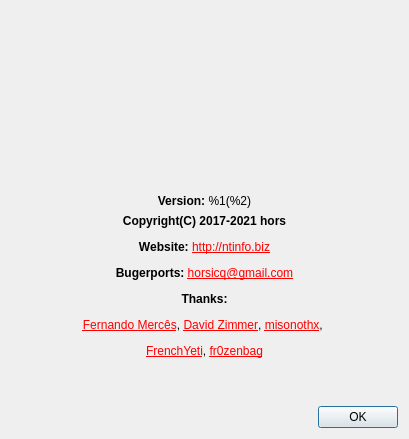
Old version of the form gui_source/dialogabout.ui in the repository horsicq/Nauz-File-Detector.
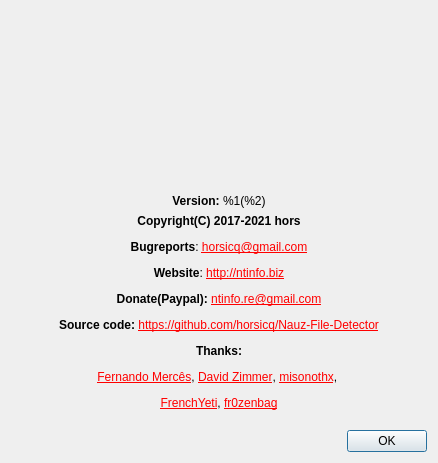
New version of the form. Icons and pictures are not drawn.

```diff
--- a/gui_source/dialogabout.ui
+++ b/gui_source/dialogabout.ui
@@ -9,8 +9,8 @@
    <rect>
     <x>0</x>
     <y>0</y>
-    <width>409</width>
-    <height>439</height>
+    <width>438</width>
+    <height>463</height>
    </rect>
   </property>
   <property name="windowTitle">
@@ -94,7 +94,7 @@
    <item>
     <widget class="QLabel" name="labelInfo">
      <property name="text">
-      <string>&lt;html&gt;&lt;head/&gt;&lt;body&gt;&lt;p align=&quot;center&quot;&gt;&lt;span style=&quot; font-weight:600;&quot;&gt;Copyright(C) 2017-2021 hors&lt;/span&gt;&lt;/p&gt;&lt;p align=&quot;center&quot;&gt;&lt;span style=&quot; font-weight:600;&quot;&gt;Website: &lt;/span&gt;&lt;a href=&quot;http://ntinfo.biz&quot;&gt;&lt;span style=&quot; text-decoration: underline; color:#ff0000;&quot;&gt;http://ntinfo.biz&lt;/span&gt;&lt;/a&gt;&lt;/p&gt;&lt;p align=&quot;center&quot;&gt;&lt;span style=&quot; font-weight:600;&quot;&gt;Bugerports: &lt;/span&gt;&lt;a href=&quot;mailto:horsicq@gmail.com&quot;&gt;&lt;span style=&quot; text-decoration: underline; color:#ff0000;&quot;&gt;horsicq@gmail.com&lt;/span&gt;&lt;/a&gt;&lt;/p&gt;&lt;p align=&quot;center&quot;&gt;&lt;span style=&quot; font-weight:600;&quot;&gt;Thanks:&lt;/span&gt;&lt;/p&gt;&lt;p align=&quot;center&quot;&gt;&lt;a href=&quot;https://www.mentebinaria.com.br/&quot;&gt;&lt;span style=&quot; text-decoration: underline; color:#ff0000;&quot;&gt;Fernando Mercês&lt;/span&gt;&lt;/a&gt;, &lt;a href=&quot;http://sandsprite.com/&quot;&gt;&lt;span style=&quot; text-decoration: underline; color:#ff0000;&quot;&gt;David Zimmer&lt;/span&gt;&lt;/a&gt;, &lt;a href=&quot;https://github.com/miso-xyz&quot;&gt;&lt;span style=&quot; text-decoration: underline; color:#ff0000;&quot;&gt;misonothx&lt;/span&gt;&lt;/a&gt;, &lt;/p&gt;&lt;p align=&quot;center&quot;&gt;&lt;a href=&quot;https://twitter.com/frenchyeti&quot;&gt;&lt;span style=&quot; text-decoration: underline; color:#ff0000;&quot;&gt;FrenchYeti&lt;/span&gt;&lt;/a&gt;, &lt;a href=&quot;https://github.com/fr0zenbag&quot;&gt;&lt;span style=&quot; text-decoration: underline; color:#ff0000;&quot;&gt;fr0zenbag&lt;/span&gt;&lt;/a&gt;&lt;/p&gt;&lt;/body&gt;&lt;/html&gt;</string>
+      <string>&lt;html&gt;&lt;head/&gt;&lt;body&gt;&lt;p align=&quot;center&quot;&gt;&lt;span style=&quot; font-weight:600;&quot;&gt;Copyright(C) 2017-2021 hors&lt;/span&gt;&lt;/p&gt;&lt;p align=&quot;center&quot;&gt;&lt;span style=&quot; font-weight:600;&quot;&gt;Bugreports&lt;/span&gt;: &lt;a href=&quot;mailto:horsicq@gmail.com&quot;&gt;&lt;span style=&quot; text-decoration: underline; color:#ff0000;&quot;&gt;horsicq@gmail.com&lt;/span&gt;&lt;/a&gt;&lt;/p&gt;&lt;p align=&quot;center&quot;&gt;&lt;span style=&quot; font-weight:600;&quot;&gt;Website&lt;/span&gt;: &lt;a href=&quot;http://ntinfo.biz&quot;&gt;&lt;span style=&quot; text-decoration: underline; color:#ff0000;&quot;&gt;http://ntinfo.biz&lt;/span&gt;&lt;/a&gt;&lt;/p&gt;&lt;p align=&quot;center&quot;&gt;&lt;span style=&quot; font-weight:600;&quot;&gt;Donate(Paypal): &lt;/span&gt;&lt;a href=&quot;mailto:ntinfo.re@gmail.com&quot;&gt;&lt;span style=&quot; text-decoration: underline; color:#ff0000;&quot;&gt;ntinfo.re@gmail.com&lt;/span&gt;&lt;/a&gt;&lt;/p&gt;&lt;p align=&quot;center&quot;&gt;&lt;span style=&quot; font-weight:600;&quot;&gt;Source code: &lt;/span&gt;&lt;a href=&quot;https://github.com/horsicq/Nauz-File-Detector&quot;&gt;&lt;span style=&quot; text-decoration: underline; color:#ff0000;&quot;&gt;https://github.com/horsicq/Nauz-File-Detector&lt;/span&gt;&lt;/a&gt;&lt;/p&gt;&lt;p align=&quot;center&quot;&gt;&lt;span style=&quot; font-weight:600;&quot;&gt;Thanks:&lt;/span&gt;&lt;/p&gt;&lt;p align=&quot;center&quot;&gt;&lt;a href=&quot;https://www.mentebinaria.com.br/&quot;&gt;&lt;span style=&quot; text-decoration: underline; color:#ff0000;&quot;&gt;Fernando Mercês&lt;/span&gt;&lt;/a&gt;, &lt;a href=&quot;http://sandsprite.com/&quot;&gt;&lt;span style=&quot; text-decoration: underline; color:#ff0000;&quot;&gt;David Zimmer&lt;/span&gt;&lt;/a&gt;, &lt;a href=&quot;https://github.com/miso-xyz&quot;&gt;&lt;span style=&quot; text-decoration: underline; color:#ff0000;&quot;&gt;misonothx&lt;/span&gt;&lt;/a&gt;, &lt;/p&gt;&lt;p align=&quot;center&quot;&gt;&lt;a href=&quot;https://twitter.com/frenchyeti&quot;&gt;&lt;span style=&quot; text-decoration: underline; color:#ff0000;&quot;&gt;FrenchYeti&lt;/span&gt;&lt;/a&gt;, &lt;a href=&quot;https://github.com/fr0zenbag&quot;&gt;&lt;span style=&quot; text-decoration: underline; color:#ff0000;&quot;&gt;fr0zenbag&lt;/span&gt;&lt;/a&gt;&lt;/p&gt;&lt;/body&gt;&lt;/html&gt;</string>
      </property>
      <property name="openExternalLinks">
       <bool>true</bool>
```
